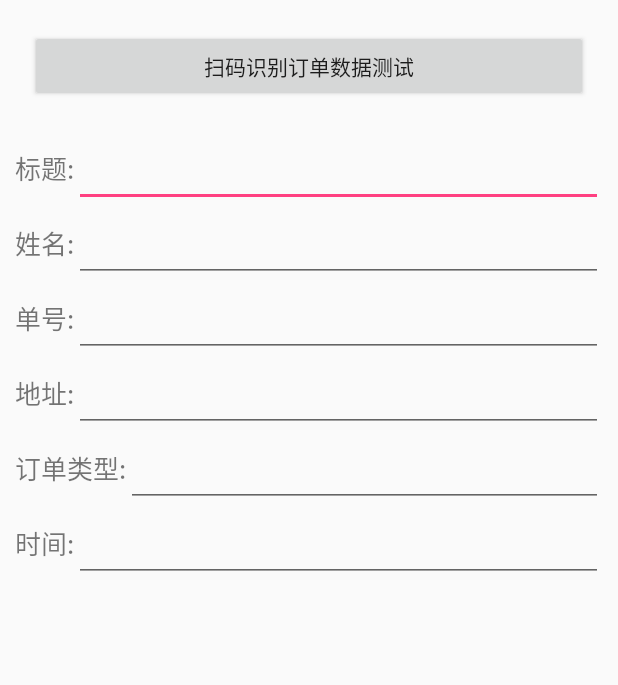
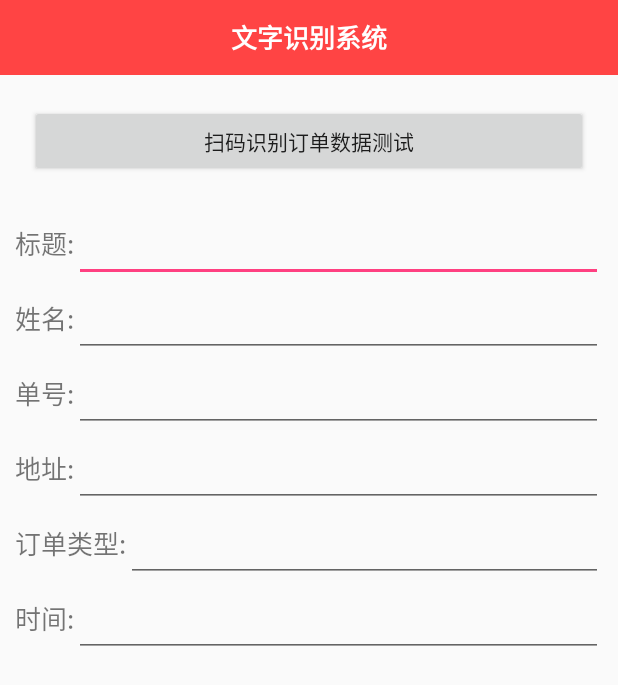
Before and after one commit to hutaodediannao/OCRDemo, an Android app: the screen it shows after launch (MainActivity), on a phone screen of 412 x 824 dp. Shown: the top 685 px of the screen. Run offline under Robolectric (Android 15) with nearby library versions, the phone set to English and light mode, and no system bars.

```diff
--- a/app/src/main/res/layout/activity_main.xml
+++ b/app/src/main/res/layout/activity_main.xml
@@ -6,6 +6,16 @@
     android:layout_width="fill_parent"
     android:layout_height="fill_parent"
     android:orientation="vertical">
+
+    <TextView
+        android:layout_width="match_parent"
+        android:layout_height="50dp"
+        android:background="@android:color/holo_red_light"
+        android:textColor="@color/colorWhite"
+        android:gravity="center"
+        android:textSize="17sp"
+        android:textStyle="bold"
+        android:text="文字识别系统"/>
 
     <Button
         android:id="@+id/custom_button"
```
Also changed, not shown: 7 other files.
